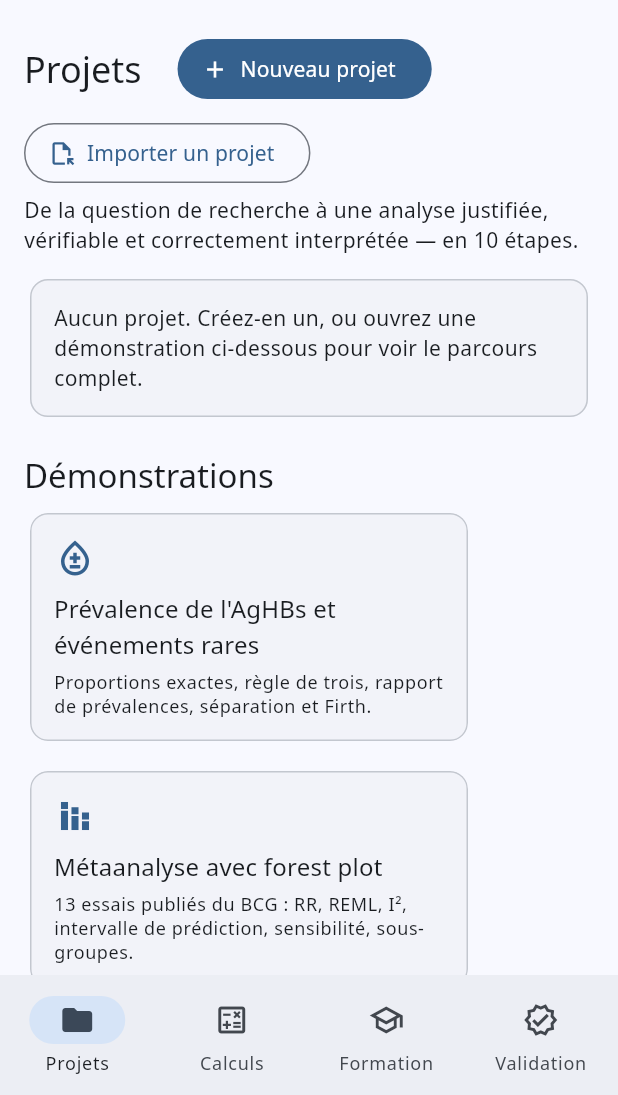
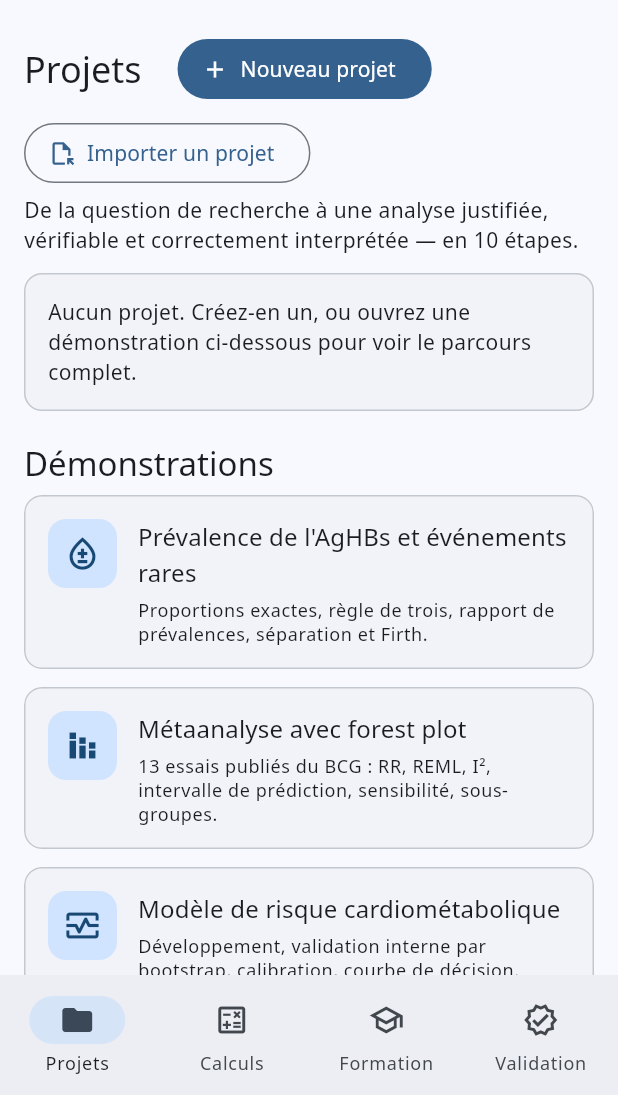
Before and after one commit to Modibo/Statomea, a Flutter app: the screen it shows after launch, on a phone screen of 412 x 824 dp, the part 141-1236 px from its top. Run offline on Flutter 3.47's test engine with Material 3 defaults, Android fonts, the phone set to English and light mode, and no system bars; our stand-ins replace file_picker, flutter_svg, pdf, printing, shared_preferences, web; missing offline and left inert: dart:js_interop.

Commit message:
Mise en page adaptative : les listes remplissent l'écran (téléphone, tablette, ordinateur) — 1.36.2
Grille ResponsiveGrid : nombre de colonnes selon la largeur, éléments étirés sur
toute la ligne (dernière ligne comprise), hauteur égale par ligne ; une colonne
pleine largeur sur téléphone. Appliquée aux démonstrations, projets, leçons,
grilles de référence et validation. Largeur maximale du contenu : 1 400 px
(pages de lecture : 820 px). Cartes de démonstration avec pastille d'icône.
Test responsive_test.dart (375, 820 et 1 440 px).

Co-Authored-By: Claude Opus 5.5 <noreply@anthropic.com>

```diff
--- a/app/statomea/lib/screens/projects_screen.dart
+++ b/app/statomea/lib/screens/projects_screen.dart
@@ -76,21 +76,21 @@ class ProjectsScreen extends StatelessWidget {
       const SizedBox(height: 12),
       if (user.isEmpty)
         Card(
+          margin: EdgeInsets.zero,
           child: Padding(
             padding: const EdgeInsets.all(16),
             child: Text(tr('Aucun projet. Créez-en un, ou ouvrez une démonstration ci-dessous pour voir le parcours complet.', 'No project. Create one, or open a demonstration below to see the full pathway.'),
                 style: Theme.of(context).textTheme.bodyMedium),
           ),
         ),
-      for (final p in user) _ProjectTile(p),
+      ResponsiveGrid(minItemWidth: 420, equalHeights: false, spacing: 8, children: [for (final p in user) _ProjectTile(p)]),
       const SizedBox(height: 20),
       Heading(t.demos, style: Theme.of(context).textTheme.titleLarge),
       const SizedBox(height: 8),
-      Wrap(spacing: 12, runSpacing: 12, children: [
+      ResponsiveGrid(minItemWidth: 300, children: [
         for (final (id, title, sub, icon) in demos)
-          SizedBox(
-            width: 300,
-            child: Card(
+          Card(
+            margin: EdgeInsets.zero,
             clipBehavior: Clip.antiAlias,
             child: InkWell(
               onTap: () async {
@@ -101,19 +101,29 @@ class ProjectsScreen extends StatelessWidget {
               },
               child: Padding(
                 padding: const EdgeInsets.all(16),
+                child: Row(crossAxisAlignment: CrossAxisAlignment.start, children: [
+                  Container(
+                    padding: const EdgeInsets.all(10),
+                    decoration: BoxDecoration(color: Theme.of(context).colorScheme.primaryContainer, borderRadius: BorderRadius.circular(12)),
+                    child: Icon(icon, size: 26, color: Theme.of(context).colorScheme.onPrimaryContainer),
+                  ),
+                  const SizedBox(width: 14),
+                  Expanded(
                     child: Column(crossAxisAlignment: CrossAxisAlignment.start, children: [
-                    Icon(icon, size: 28, color: Theme.of(context).colorScheme.primary),
-                    const SizedBox(height: 8),
                       Text(title, style: Theme.of(context).textTheme.titleMedium),
                       const SizedBox(height: 4),
                       Text(sub, style: Theme.of(context).textTheme.bodySmall),
                     ]),
                   ),
+                ]),
               ),
             ),
           ),
       ]),
+      const SizedBox(height: 12),
+      ResponsiveGrid(minItemWidth: 420, equalHeights: false, spacing: 8, children: [
         for (final p in state.projects.where((p) => p.demoNotice.isNotEmpty)) _ProjectTile(p),
+      ]),
       const SizedBox(height: 20),
       Row(children: [
         Icon(Icons.cloud_off, size: 18, color: Theme.of(context).colorScheme.outline),
--- a/app/statomea/lib/widgets/common.dart
+++ b/app/statomea/lib/widgets/common.dart
@@ -228,10 +228,48 @@ void showError(BuildContext context, Object e) {
 }
 
 /// Gabarit de page à largeur de lecture limitée.
+/// Grille adaptative : autant de colonnes que la largeur en permet (largeur minimale [minItemWidth]) ; les éléments
+/// s'étirent pour remplir toute la ligne, y compris la dernière (une seule colonne pleine largeur sur téléphone). [equalHeights] : même hauteur
+/// pour les éléments d'une ligne (cartes) ; à éviter pour des éléments dépliables.
+class ResponsiveGrid extends StatelessWidget {
+  final List<Widget> children;
+  final double minItemWidth, spacing;
+  final bool equalHeights;
+  const ResponsiveGrid({super.key, required this.children, this.minItemWidth = 300, this.spacing = 12, this.equalHeights = true});
+
+  /// Nombre de colonnes pour une largeur donnée.
+  static int columnsFor(double width, double minItemWidth, double spacing) => ((width + spacing) / (minItemWidth + spacing)).floor().clamp(1, 6);
+
+  @override
+  Widget build(BuildContext context) => LayoutBuilder(builder: (context, box) {
+        final cols = columnsFor(box.maxWidth, minItemWidth, spacing);
+        // Une colonne (téléphone) : éléments empilés pleine largeur (pas d'étirement vertical dans une zone défilante).
+        if (cols == 1) {
+          return Column(crossAxisAlignment: CrossAxisAlignment.stretch, children: [
+            for (var i = 0; i < children.length; i++) ...[if (i > 0) SizedBox(height: spacing), children[i]],
+          ]);
+        }
+        final rows = <Widget>[];
+        for (var i = 0; i < children.length; i += cols) {
+          // Dernière ligne incomplète : ses éléments se partagent toute la largeur (pas de case vide).
+          final n = (children.length - i).clamp(0, cols);
+          final row = Row(crossAxisAlignment: equalHeights ? CrossAxisAlignment.stretch : CrossAxisAlignment.start, children: [
+            for (var j = 0; j < n; j++) ...[
+              if (j > 0) SizedBox(width: spacing),
+              Expanded(child: children[i + j]),
+            ],
+          ]);
+          if (rows.isNotEmpty) rows.add(SizedBox(height: spacing));
+          rows.add(equalHeights ? IntrinsicHeight(child: row) : row);
+        }
+        return Column(crossAxisAlignment: CrossAxisAlignment.stretch, children: rows);
+      });
+}
+
 class PageBody extends StatelessWidget {
   final List<Widget> children;
   final double maxWidth;
-  const PageBody({super.key, required this.children, this.maxWidth = 980});
+  const PageBody({super.key, required this.children, this.maxWidth = 1400});
   @override
   Widget build(BuildContext context) => SingleChildScrollView(
         padding: const EdgeInsets.fromLTRB(16, 12, 16, 48),
--- a/app/statomea/pubspec.yaml
+++ b/app/statomea/pubspec.yaml
@@ -16,7 +16,7 @@ publish_to: 'none' # Remove this line if you wish to publish to pub.dev
 # https://developer.apple.com/library/archive/documentation/General/Reference/InfoPlistKeyReference/Articles/CoreFoundationKeys.html
 # In Windows, build-name is used as the major, minor, and patch parts
 # of the product and file versions while build-number is used as the build suffix.
-version: 1.36.1+37
+version: 1.36.2+38
 
 environment:
   sdk: ^3.13.4
```
Also changed, not shown: app/statomea/lib/screens/learn_screen.dart (+38 -6 lines), app/statomea/lib/screens/validation_screen.dart (+5 -2 lines), 1 other file. Lines whose indentation alone changed are shown as unchanged.
